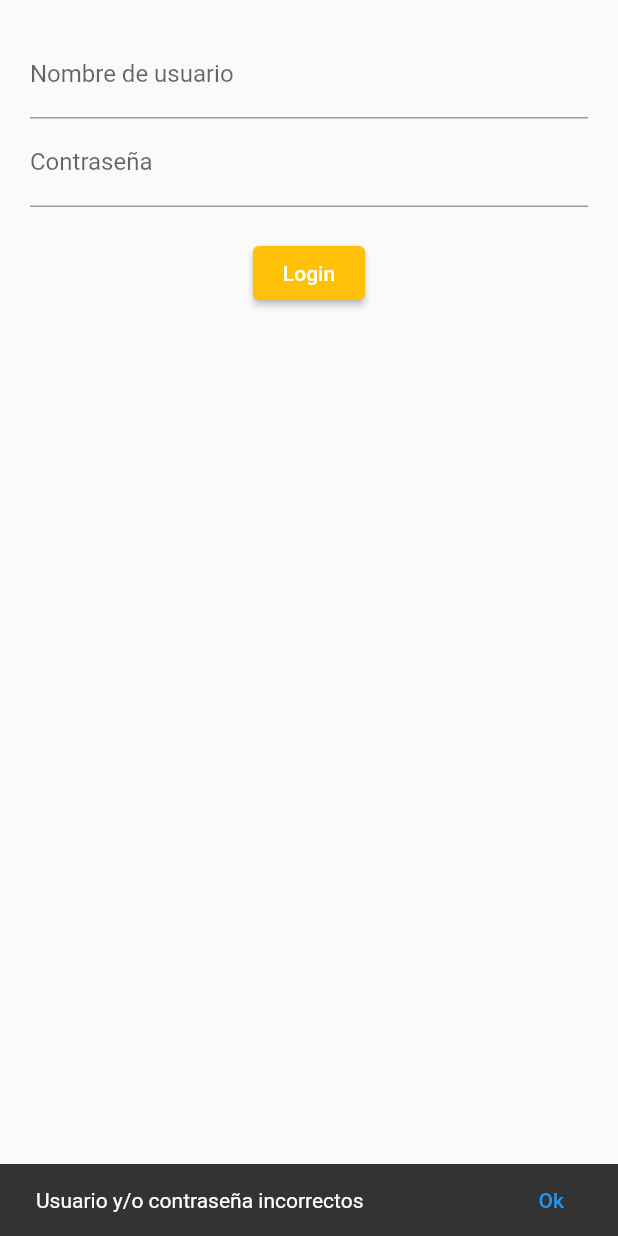
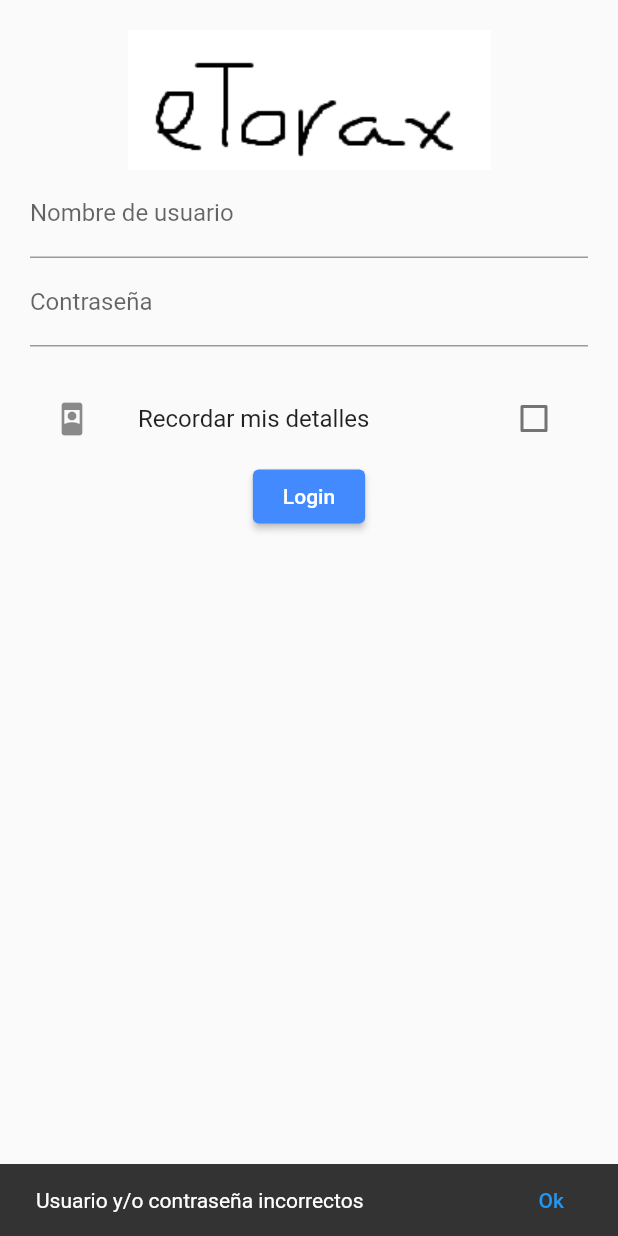
Before and after one commit to sanjuesc/etoraxMovil, a Flutter app: the screen it shows after launch, after a tap on "Login", on a phone screen of 412 x 824 dp. Run offline on Flutter 3.47's test engine with Material 2 defaults, Android fonts, the phone set to English and light mode, and no system bars; our stand-ins replace flutter_dotenv, rxdart, shared_preferences.

Commit message:
ahora recuerda detalles (mediante checkbox)

```diff
--- a/lib/src/blocs/bloc.dart
+++ b/lib/src/blocs/bloc.dart
@@ -27,20 +27,20 @@ class Bloc extends Object with Validators{
   Function(String) get changePassword => _password.sink.add;
 
 
-  Future<bool> submit() async{
+  Future<bool> submit(bool guardarUsuPass) async{
     final validEmail = _email.value;
     final validPassword = _password.value;
     final response = await createAlbum(validEmail, validPassword);
     final ids = json.decode(response.body);
-    if(validarRespuesta(ids)){
+    if(guardarUsuPass){
       final prefs = await SharedPreferences.getInstance();
       await prefs.setString('nombre', validEmail);
       await prefs.setString('pass', validPassword);
-      return true;
     }else{
-      return false;
+      quitarNombre();
+      quitarPass();
     }
-
+    return validarRespuesta(ids);
   }
 
   Future<String?> getNombre() async{
@@ -49,9 +49,21 @@ class Bloc extends Object with Validators{
     return algo;
   }
 
+  Future<String?> getPass() async{
+    final prefs = await SharedPreferences.getInstance();
+    String? algo = await prefs.getString("pass");
+    return algo;
+  }
+
   void quitarNombre() async{
     final prefs = await SharedPreferences.getInstance();
     prefs.remove("nombre");
+  }
+
+  void quitarPass() async{
+    final prefs = await SharedPreferences.getInstance();
+    prefs.remove("pass");
+
   }
 
   dispose(){
@@ -75,4 +87,6 @@ class Bloc extends Object with Validators{
 
 
 
+
+
 }
--- a/lib/src/screens/login_screen.dart
+++ b/lib/src/screens/login_screen.dart
@@ -11,22 +11,43 @@ class LoginScreen extends StatefulWidget{
 }
 
 class LoginScreenState extends State<LoginScreen>{ //hay que cambiar a statefull widget para poder esperar al futuro
-
+  bool valueCheck = false;
   Widget build(context){
     final bloc = Provider.of(context);
-    return SafeArea(child: Container(
+    return SafeArea(
+      child: Container(
         margin: EdgeInsets.all(20.0),
         child: Column(
           children: [
+            Image.asset('assets/images/logo.png'),
             emailField(bloc),
             passwordField(bloc),
             Container(margin: EdgeInsets.only(top: 20.0),),
+            checkBox(),
             submitButton(bloc),
           ],
         ),
-    ));
+      )
+    );
   }
+
+  checkBox() {
+    return StatefulBuilder(
+      builder: (context, setState) {
+        return CheckboxListTile(
+          title: const Text('Recordar mis detalles'),
+          value: valueCheck,
+          onChanged: (bool? value) {
+            setState(() {
+              valueCheck = value!;
+            });
+          },
+          secondary: const Icon(Icons.remember_me),
+        );
+      },
+    );
   }
+
 
 
 Widget emailField(Bloc bloc){
@@ -73,6 +94,9 @@ Widget emailField(Bloc bloc){
 }
 
 Widget passwordField(Bloc bloc){
+  return FutureBuilder(
+      builder: (context, AsyncSnapshot<String?> passSnap){
+        if(!passSnap.hasData){
           return StreamBuilder(
             stream: bloc.password,
             builder: (context, snapshot){
@@ -87,6 +111,28 @@ Widget passwordField(Bloc bloc){
               );
             },
           );
+        }else{
+          bloc.changePassword(passSnap.data!);
+          bloc.quitarPass();
+          return StreamBuilder(
+            stream: bloc.password,
+            builder: (context, snapshot){
+              return TextField(
+                controller: TextEditingController(text: passSnap.data!),
+                onChanged: bloc.changePassword,
+                obscureText: true,
+                decoration: InputDecoration(
+                  hintText: 'Contraseña',
+                  labelText: 'Contraseña',
+                  errorText: snapshot.hasError ? snapshot.error.toString() : null,
+                ),
+              );
+            },
+          );
+        }
+      },
+    future: bloc.getPass(),
+  );
 }
 
 Widget submitButton(Bloc bloc){
@@ -97,16 +143,16 @@ Widget submitButton(Bloc bloc){
       return ElevatedButton (
         child: Text('Login'),
         style: ElevatedButton.styleFrom(
-          primary: Colors.amber,
+          primary: Colors.blueAccent,
           padding: EdgeInsets.symmetric(horizontal: 20.0),),
         onPressed: () async {
+          print(valueCheck);
           FocusManager.instance.primaryFocus?.unfocus(); //no me gusta el 'hack' de poner esto aqui pero si no el teclado no se oculta al clicar
           bool res = false;
-            if(snapshot.hasData){
-              res = await bloc.submit();
-              print(globals.token);
+            if(snapshot.hasData){ //intentamos hacer login
+              res = await bloc.submit(valueCheck);
             }
-            if(!res){
+            if(!res){ //si algo esta mal, sacamos error
               ScaffoldMessenger.of(context).showSnackBar(SnackBar( //usamos el scaffold de app.dart para mostrar el mensaje
                 content: Text("Usuario y/o contraseña incorrectos"),
                 action: SnackBarAction(
@@ -116,12 +162,13 @@ Widget submitButton(Bloc bloc){
                   },
                 ),
               ));
-            }else{
+            }else{ //si no, vamos al menu
               Navigator.pushNamed(context, "menu");
             }
         },
       );
     },
   );
+}
 
 }
--- a/pubspec.yaml
+++ b/pubspec.yaml
@@ -70,6 +70,7 @@ flutter:
   #   - images/a_dot_ham.jpeg
   assets:
     - .env
+    - assets/images/logo.png
   # An image asset can refer to one or more resolution-specific "variants", see
   # https://flutter.dev/assets-and-images/#resolution-aware.
 
```
Also changed, not shown: lib/src/app.dart (+9 -3 lines), assets/images/logo.png (added). Lines whose indentation alone changed are shown as unchanged.
